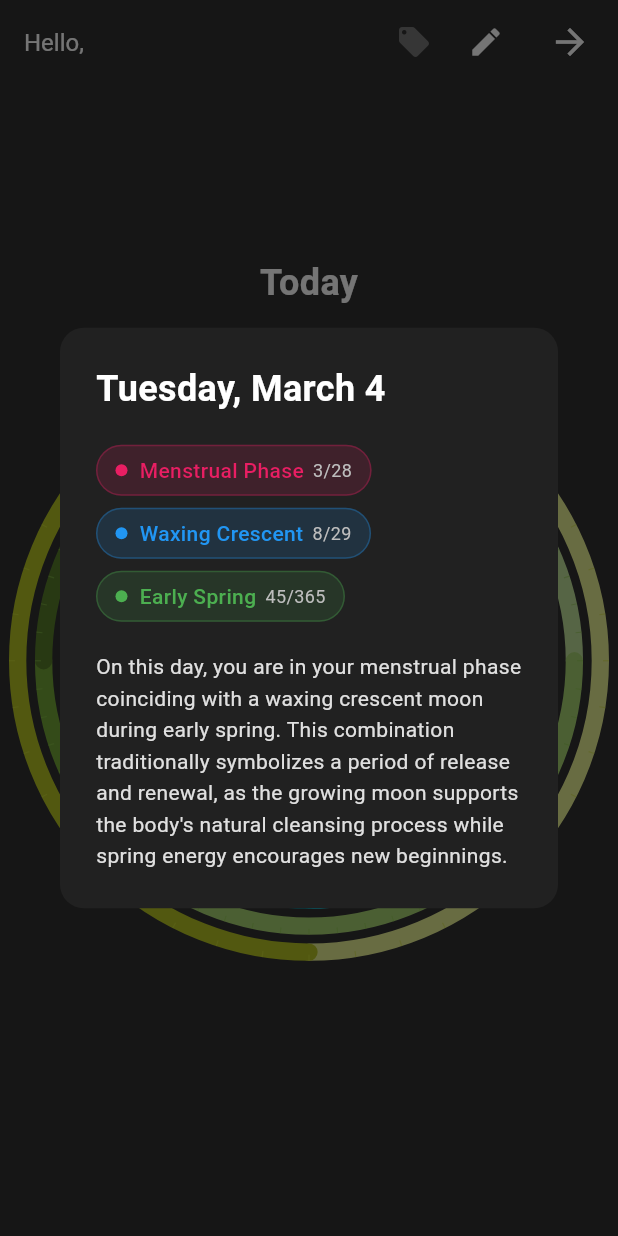
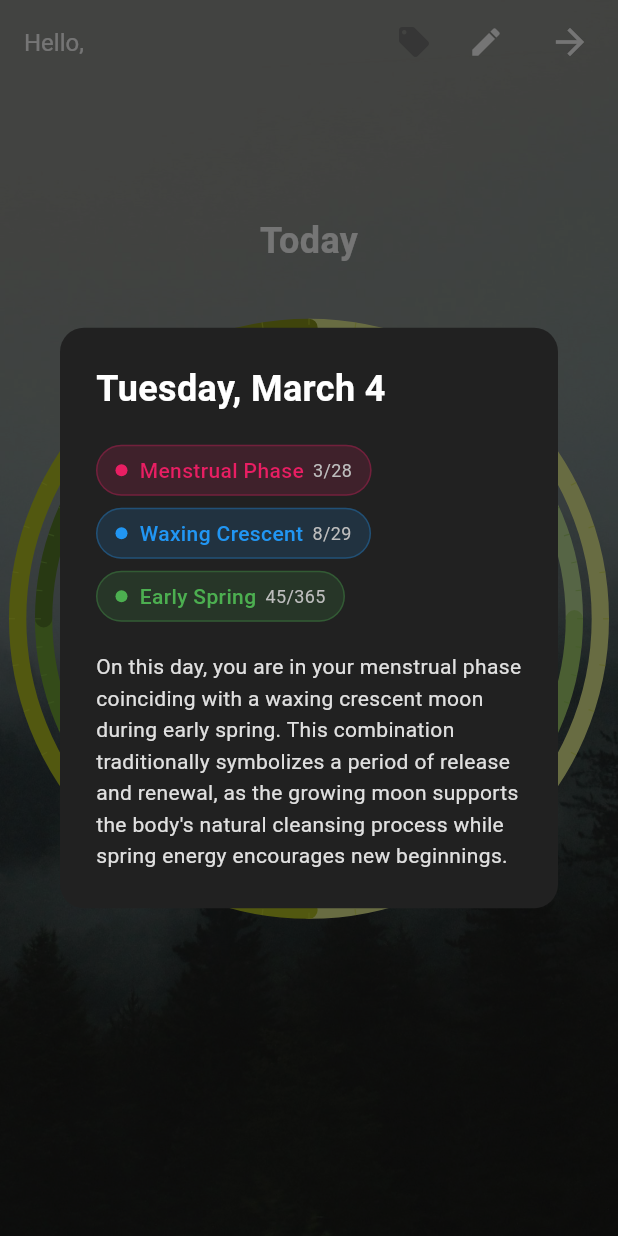
Before and after one commit to rovisjet/woy, a Flutter app: the screen it shows after launch, after a tap on an icon or button, on a phone screen of 412 x 824 dp. Run offline on Flutter 3.47's test engine with Material 3 defaults, Android fonts, the phone set to English and light mode, and no system bars; our stand-ins replace flutter_svg.

Commit message:
bg working

```diff
--- a/frontend/lib/main.dart
+++ b/frontend/lib/main.dart
@@ -83,6 +83,7 @@ class _HomeScreenState extends State<HomeScreen> {
   @override
   Widget build(BuildContext context) {
     return Scaffold(
+      extendBodyBehindAppBar: true, // Allow body to extend behind the AppBar
       appBar: AppBar(
         backgroundColor: Colors.transparent,
         elevation: 0,
@@ -152,8 +153,26 @@ class _HomeScreenState extends State<HomeScreen> {
           const SizedBox(width: 8),
         ],
       ),
-      body: Center(
-        child: WheelCalendar(key: wheelCalendarKey),
+      // Replace the plain body with a container that has the background image
+      body: Container(
+        decoration: const BoxDecoration(
+          image: DecorationImage(
+            image: AssetImage('assets/images/backgrounds/forest_mist_bg.jpg'),
+            fit: BoxFit.cover, // Cover the entire screen
+          ),
+        ),
+        child: Stack(
+          children: [
+            // Semi-transparent overlay for better readability
+            Container(
+              color: Colors.black.withOpacity(0.4), // Adjust opacity as needed
+            ),
+            // Main content
+            Center(
+              child: WheelCalendar(key: wheelCalendarKey),
+            ),
+          ],
+        ),
       ),
     );
   }
--- a/frontend/lib/widgets/ring.dart
+++ b/frontend/lib/widgets/ring.dart
@@ -278,11 +278,27 @@ class RingPainter extends CustomPainter {
     if (arcLength < 60) fontSize = 10.0;
     if (arcLength < 40) fontSize = 8.0;
 
+    // Calculate percentage through the cycle for thematic coloring
+    final percentage = angle / (2 * math.pi);
+
+    // Get the background color (era color)
+    final Color backgroundColor = _getThematicColor(ring.baseColor, percentage);
+
+    // Calculate luminance to determine if the background is light or dark
+    // Using the perceived brightness formula (0.299*R + 0.587*G + 0.114*B)
+    final double luminance = (0.299 * backgroundColor.red +
+                             0.587 * backgroundColor.green +
+                             0.114 * backgroundColor.blue) / 255;
+
+    // Choose text color based on background luminance
+    // If luminance > 0.5, background is light, so use dark text
+    final Color textColor = luminance > 0.5 ? Colors.black : Colors.white;
+
     final textPainter = TextPainter(
       text: TextSpan(
         text: text,
         style: TextStyle(
-          color: Colors.white,
+          color: textColor,
           fontSize: fontSize,
           fontWeight: FontWeight.bold,
         ),
@@ -297,7 +313,7 @@ class RingPainter extends CustomPainter {
       textPainter.text = TextSpan(
         text: displayText,
         style: TextStyle(
-          color: Colors.white,
+          color: textColor,
           fontSize: fontSize,
           fontWeight: FontWeight.bold,
         ),
--- a/frontend/pubspec.yaml
+++ b/frontend/pubspec.yaml
@@ -67,6 +67,7 @@ flutter:
   assets:
     - assets/images/moon/
     - assets/images/symbols/
+    - assets/images/backgrounds/
     # Moon phase SVG files
     - assets/images/moon/new_moon.svg
     - assets/images/moon/waxing_crescent.svg
@@ -78,6 +79,8 @@ flutter:
     - assets/images/moon/waning_crescent.svg
     # Symbol SVG files
     - assets/images/symbols/pentacle.svg
+    # Background images
+    - assets/images/backgrounds/forest_mist_bg.jpg
 
   # An image asset can refer to one or more resolution-specific "variants", see
   # https://flutter.dev/assets-and-images/#resolution-aware
```
Also changed, not shown: frontend/assets/images/backgrounds/forest_mist_bg.jpg (added), 1 other file.
